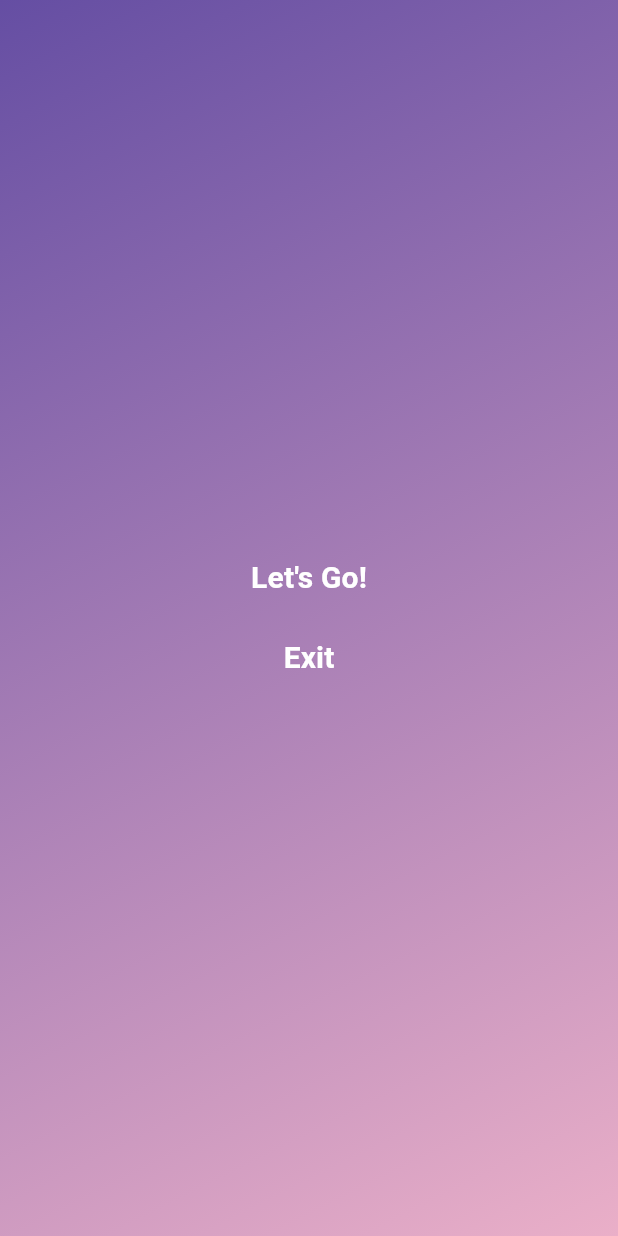
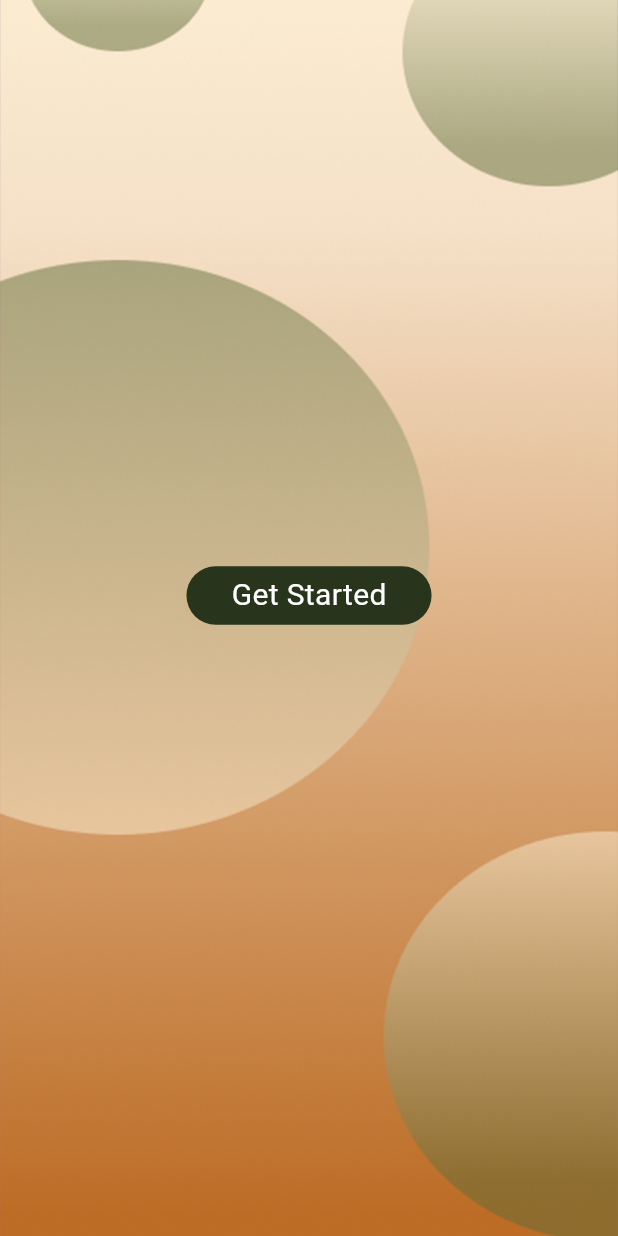
Before and after one commit to AnJasid/sports_picker, a Flutter app: the screen it shows after launch, on a phone screen of 412 x 824 dp. Run offline on Flutter 3.47's test engine with Material 3 defaults, Android fonts, the phone set to English and light mode, and no system bars; our stand-ins replace google_nav_bar.

Commit message:
update UI for start screen

```diff
--- a/lib/screens/start_screen.dart
+++ b/lib/screens/start_screen.dart
@@ -19,49 +19,41 @@ class StartScreen extends StatelessWidget {
 
   @override
   Widget build(BuildContext context) {
-    return Container(
+    return Scaffold(
+      body: Container(
+        height: double.infinity,
+        width: double.infinity,
         decoration: const BoxDecoration(
-        gradient: LinearGradient(
-          begin: Alignment.topLeft,
-          end: Alignment.bottomRight,
-          colors: [
-            Color(0xff654ea3),
-            Color(0xffeaafc8),
-          ],
-        ),
+          image: DecorationImage(
+              image: AssetImage('assets/BG.png'), fit: BoxFit.cover),
         ),
         child: Center(
           child: Column(
             mainAxisAlignment: MainAxisAlignment.center,
             children: [
-            TextButton(
-              onPressed: () => _goToHomeScreen(context),
+              GestureDetector(
+                onTap: () => _goToHomeScreen(context),
+                child: Container(
+                  padding: const EdgeInsets.symmetric(
+                    horizontal: 30,
+                    vertical: 5,
+                  ),
+                  decoration: BoxDecoration(
+                    color: const Color(0xff28341c),
+                    borderRadius: BorderRadius.circular(30),
+                  ),
                   child: const Text(
-                'Let\'s Go!',
+                    'Get Started',
                     style: TextStyle(
+                      color: Colors.white,
                       fontSize: 20,
-                  color: Colors.white,
-                  fontWeight: FontWeight.w600,
                     ),
                   ),
                 ),
-            const SizedBox(height: 5),
-            TextButton(
-              onPressed: _exit,
-              child: const Text(
-                'Exit',
-                style: TextStyle(
-                  fontSize: 20,
-                  color: Colors.white,
-                  fontWeight: FontWeight.w600,
               ),
+              const SizedBox(height: 30),
+            ],
           ),
-            ),
-            // ElevatedButton(
-            //   onPressed: () => _goToHomeScreen(context),
-            //   child: const Text('Start'),
-            // ),
-          ],
         ),
       ),
     );
--- a/pubspec.yaml
+++ b/pubspec.yaml
@@ -62,8 +62,8 @@ flutter:
 
   # To add assets to your application, add an assets section, like this:
   assets:
+     - assets/
      - assets/sportimages/
-  #   - images/a_dot_ham.jpeg
 
   # An image asset can refer to one or more resolution-specific "variants", see
   # https://flutter.dev/assets-and-images/#resolution-aware
```
Also changed, not shown: assets/BG.png (added). Lines whose indentation alone changed are shown as unchanged.
